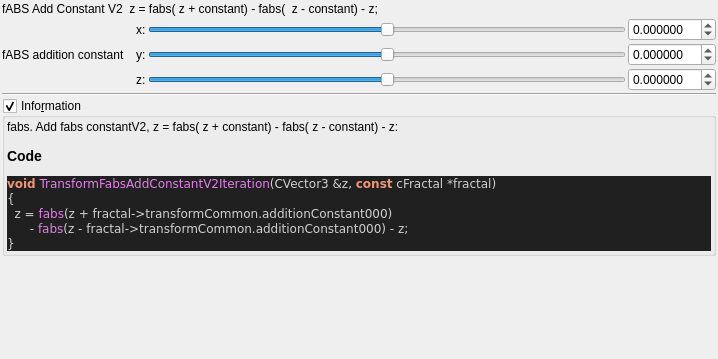
This is mandelbulber2/qt_data/fractal_transf_fabs_add_constantV2.ui in buddhi1980/mandelbulber2 as Qt 5 draws it before an edit. The edited form follows.
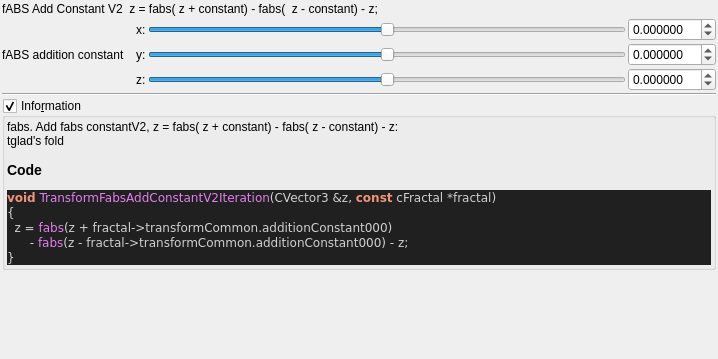
This is the edited form. Custom widgets are drawn as their Qt base class.

Patch:
```diff
--- a/mandelbulber2/qt_data/fractal_transf_fabs_add_constantV2.ui
+++ b/mandelbulber2/qt_data/fractal_transf_fabs_add_constantV2.ui
@@ -255,7 +255,7 @@
       <item>
        <widget class="QLabel" name="label_code_content">
         <property name="text">
-         <string>&lt;p&gt;fabs. Add fabs constantV2,  z = fabs( z + constant) - fabs( z - constant) - z:&lt;/p&gt;&lt;table&gt;
+         <string>&lt;p&gt;fabs. Add fabs constantV2,  z = fabs( z + constant) - fabs( z - constant) - z:&lt;br&gt;tglad's fold&lt;/p&gt;&lt;table&gt;
 &lt;/table&gt;
 &lt;h3&gt;Code&lt;/h3&gt;
 &lt;body style=&quot;background-color:#202020&quot;&gt;
```
